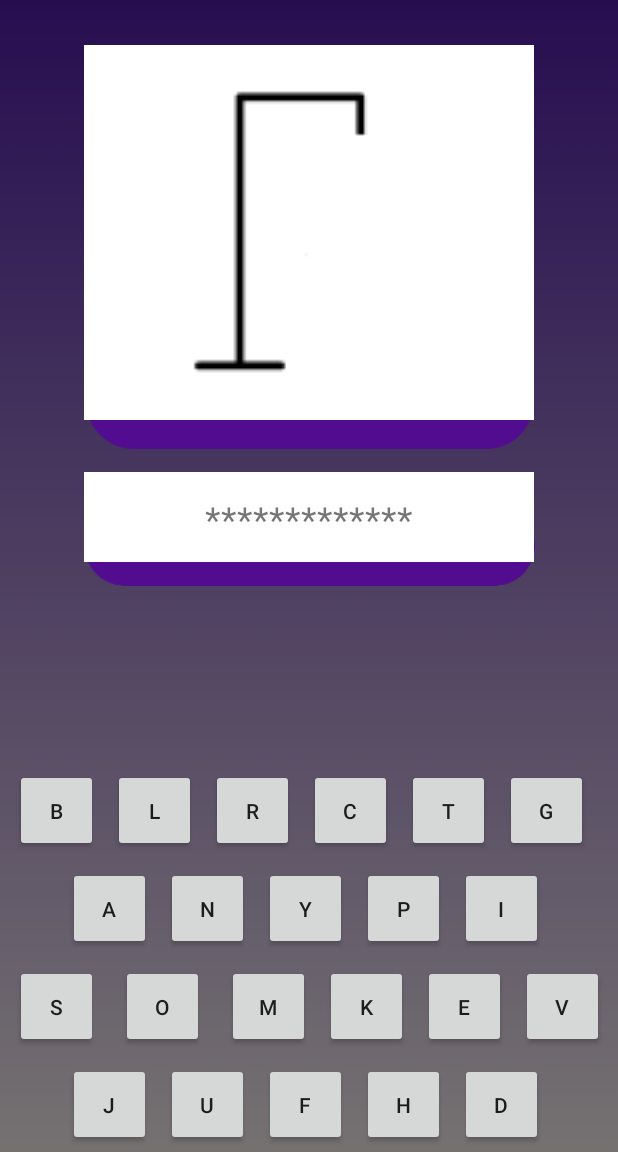
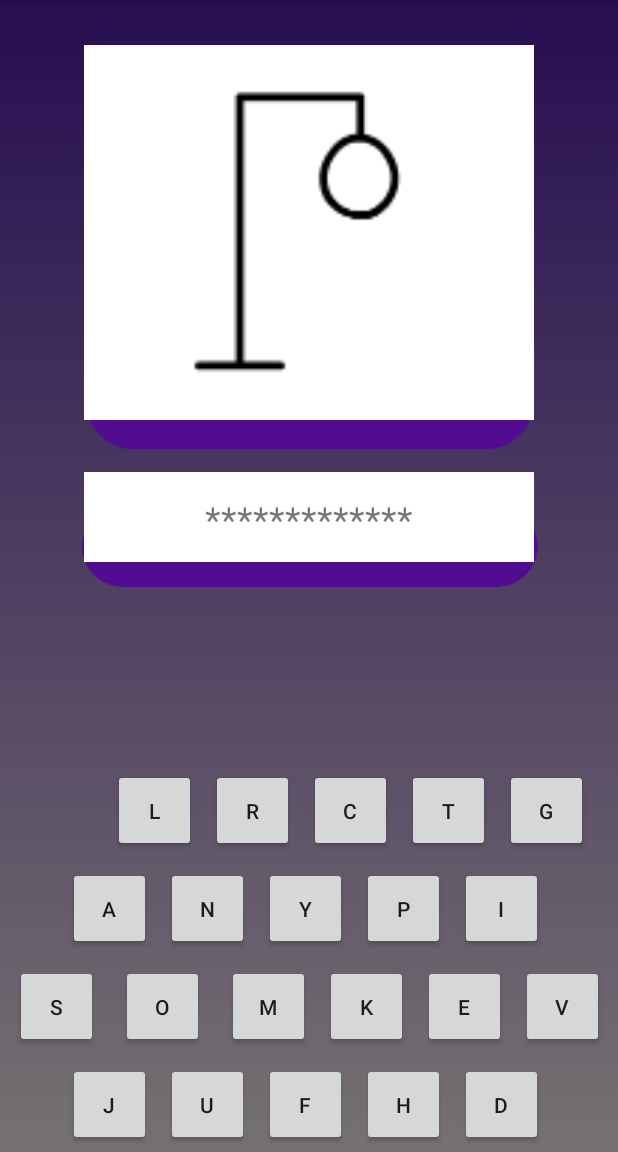
Before and after one commit to Cilian/Galge, an Android app: the GameActivity screen opened directly, with no data from a screen before it, after a tap on an icon or button, on a phone screen of 412 x 824 dp, the part 84-1236 px from its top. Run offline under Robolectric (Android 15) with nearby library versions, the phone set to English and light mode, and no system bars.

Commit message:
Fail images created after wrong letter

```diff
--- a/app/src/main/res/layout/activity_game.xml
+++ b/app/src/main/res/layout/activity_game.xml
@@ -10,7 +10,7 @@
     <ImageView
         android:id="@+id/imageView5"
         android:layout_width="600dp"
-        android:layout_height="53dp"
+        android:layout_height="54dp"
         android:layout_marginTop="38dp"
         app:layout_constraintEnd_toEndOf="parent"
         app:layout_constraintStart_toStartOf="parent"
@@ -49,7 +49,7 @@
         app:layout_constraintTop_toBottomOf="@+id/imageView6" />
 
     <ImageView
-        android:id="@+id/imageView7"
+        android:id="@+id/fail"
         android:layout_width="160dp"
         android:layout_height="229dp"
         android:layout_marginTop="40dp"
@@ -57,6 +57,72 @@
         app:layout_constraintStart_toStartOf="parent"
         app:layout_constraintTop_toTopOf="parent"
         app:srcCompat="@drawable/galge" />
+
+    <ImageView
+        android:id="@+id/fail1"
+        android:layout_width="160dp"
+        android:layout_height="229dp"
+        android:layout_marginTop="40dp"
+        android:visibility="invisible"
+        app:layout_constraintEnd_toEndOf="parent"
+        app:layout_constraintStart_toStartOf="parent"
+        app:layout_constraintTop_toTopOf="parent"
+        app:srcCompat="@drawable/forkert1" />
+
+    <ImageView
+        android:id="@+id/fail2"
+        android:layout_width="160dp"
+        android:layout_height="229dp"
+        android:layout_marginTop="40dp"
+        android:visibility="invisible"
+        app:layout_constraintEnd_toEndOf="parent"
+        app:layout_constraintStart_toStartOf="parent"
+        app:layout_constraintTop_toTopOf="parent"
+        app:srcCompat="@drawable/forkert2" />
+
+    <ImageView
+        android:id="@+id/fail3"
+        android:layout_width="160dp"
+        android:layout_height="229dp"
+        android:layout_marginTop="40dp"
+        android:visibility="invisible"
+        app:layout_constraintEnd_toEndOf="parent"
+        app:layout_constraintStart_toStartOf="parent"
+        app:layout_constraintTop_toTopOf="parent"
+        app:srcCompat="@drawable/forkert3" />
+
+    <ImageView
+        android:id="@+id/fail4"
+        android:layout_width="160dp"
+        android:layout_height="229dp"
+        android:layout_marginTop="40dp"
+        android:visibility="invisible"
+        app:layout_constraintEnd_toEndOf="parent"
+        app:layout_constraintStart_toStartOf="parent"
+        app:layout_constraintTop_toTopOf="parent"
+        app:srcCompat="@drawable/forkert4" />
+
+    <ImageView
+        android:id="@+id/fail5"
+        android:layout_width="160dp"
+        android:layout_height="229dp"
+        android:layout_marginTop="40dp"
+        android:visibility="invisible"
+        app:layout_constraintEnd_toEndOf="parent"
+        app:layout_constraintStart_toStartOf="parent"
+        app:layout_constraintTop_toTopOf="parent"
+        app:srcCompat="@drawable/forkert5" />
+
+    <ImageView
+        android:id="@+id/fail6"
+        android:layout_width="160dp"
+        android:layout_height="229dp"
+        android:layout_marginTop="40dp"
+        android:visibility="invisible"
+        app:layout_constraintEnd_toEndOf="parent"
+        app:layout_constraintStart_toStartOf="parent"
+        app:layout_constraintTop_toTopOf="parent"
+        app:srcCompat="@drawable/forkert6" />
 
     <TextView
         android:id="@+id/word"
```
Also changed, not shown: app/src/main/java/com/example/sren/galge/GameActivity.java (+79 -1 lines).
